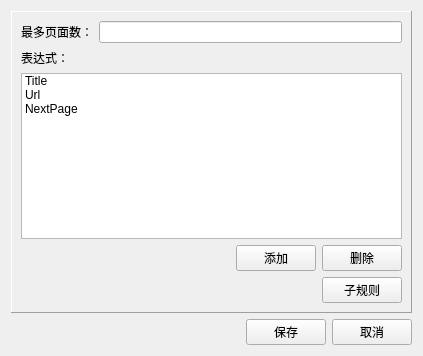
This is src/backend/tools/ConfigTool/spider/RuleConfig.ui in hrbesd/labrador as Qt 5 draws it before an edit. The edited form follows.
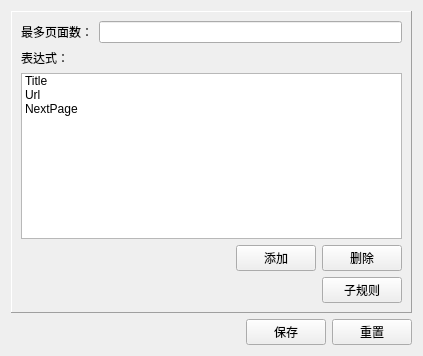
This is the edited form.

Commit message: fix button title

Diff of the .ui file:
```diff
--- a/src/backend/tools/ConfigTool/spider/RuleConfig.ui
+++ b/src/backend/tools/ConfigTool/spider/RuleConfig.ui
@@ -164,7 +164,7 @@
      <item>
       <widget class="QPushButton" name="pushButton_5">
        <property name="text">
-        <string>取消</string>
+        <string>重置</string>
        </property>
       </widget>
      </item>
```
Left out of the diff: 4 changed lines with no effect on the pictures. The commit also changes 2 other files.
